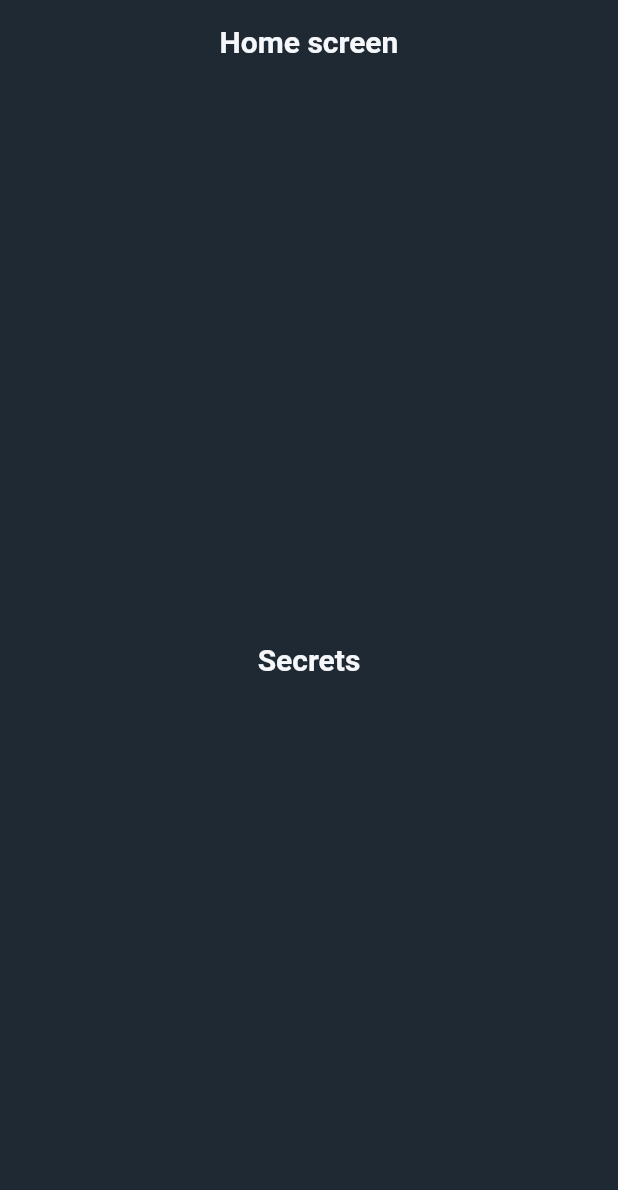
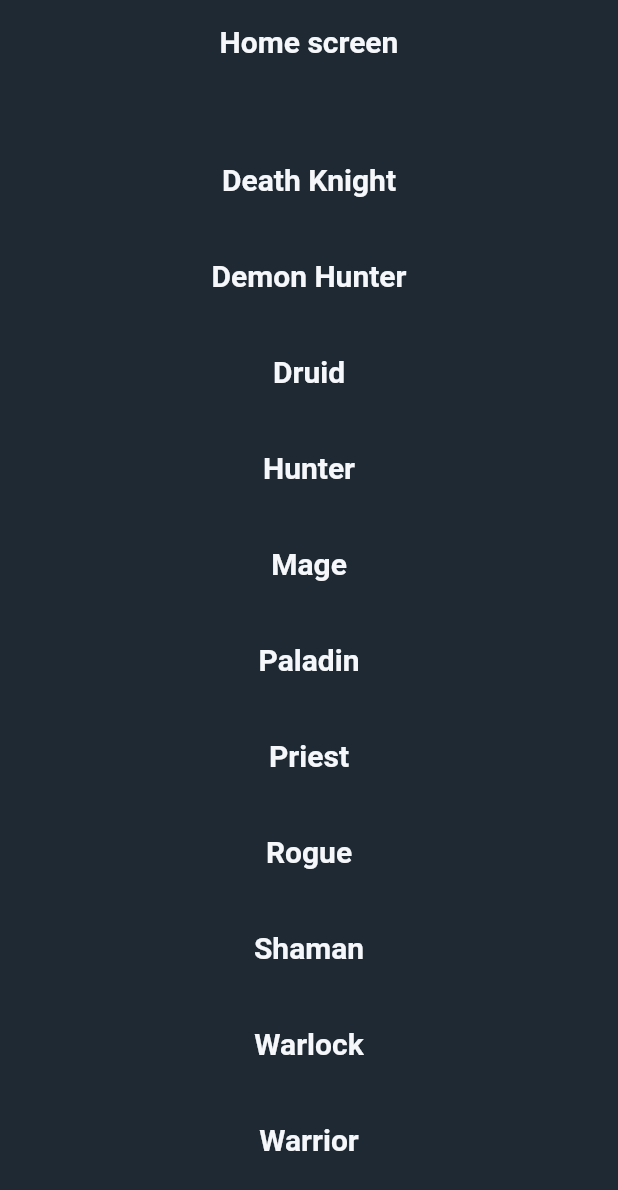
Before and after one commit to ImportAd/HsHelper, a Flutter app: the screen it shows after launch, on a phone screen of 412 x 824 dp. Shown: the top 1190 px of the screen. Run offline on Flutter 3.47's test engine with Material 2 defaults, Android fonts, the light colour scheme and no system bars; our stand-ins replace get.

Commit message:
feature(home) changed the structure of the main screen

```diff
--- a/lib/screens/home/home.dart
+++ b/lib/screens/home/home.dart
@@ -1,16 +1,13 @@
 import 'package:flutter/material.dart';
 import 'package:get/get.dart';
 import 'package:hs_helper/config/colors.dart';
-import 'package:hs_helper/screens/home/home_controller.dart';
-import 'package:hs_helper/screens/secrets/secrets.dart';
+import 'package:hs_helper/screens/mage/mage.dart';
 
 class App extends StatelessWidget {
   const App({super.key});
   @override
   Widget build(context) {
     final TextTheme textTheme = Theme.of(context).textTheme;
-    Get.put(Controller());
-
     return Scaffold(
       appBar: AppBar(
         title: Text(
@@ -21,13 +18,90 @@
         elevation: 0,
         centerTitle: true,
       ),
-      body: Center(
-        child: TextButton(
-            child: Text(
-              "Secrets",
-              style: textTheme.headlineLarge,
-            ),
-            onPressed: () => Get.to(const SecretsScreen())),
+      body: Padding(
+        padding: const EdgeInsets.only(top: 40.0, bottom: 40),
+        child: Center(
+          child: Column(
+            children: [
+              TextButton(
+                  child: Text(
+                    "Death Knight",
+                    style: textTheme.headlineLarge,
+                  ),
+                  onPressed: () => Get.to(const MageScreen())),
+              const SizedBox(height: 16),
+              TextButton(
+                  child: Text(
+                    "Demon Hunter",
+                    style: textTheme.headlineLarge,
+                  ),
+                  onPressed: () => Get.to(const MageScreen())),
+              const SizedBox(height: 16),
+              TextButton(
+                  child: Text(
+                    "Druid",
+                    style: textTheme.headlineLarge,
+                  ),
+                  onPressed: () => Get.to(const MageScreen())),
+              const SizedBox(height: 16),
+              TextButton(
+                  child: Text(
+                    "Hunter",
+                    style: textTheme.headlineLarge,
+                  ),
+                  onPressed: () => Get.to(const MageScreen())),
+              const SizedBox(height: 16),
+              TextButton(
+                  child: Text(
+                    "Mage",
+                    style: textTheme.headlineLarge,
+                  ),
+                  onPressed: () => Get.to(const MageScreen())),
+              const SizedBox(height: 16),
+              TextButton(
+                  child: Text(
+                    "Paladin",
+                    style: textTheme.headlineLarge,
+                  ),
+                  onPressed: () => Get.to(const MageScreen())),
+              const SizedBox(height: 16),
+              TextButton(
+                  child: Text(
+                    "Priest",
+                    style: textTheme.headlineLarge,
+                  ),
+                  onPressed: () => Get.to(const MageScreen())),
+              const SizedBox(height: 16),
+              TextButton(
+                  child: Text(
+                    "Rogue",
+                    style: textTheme.headlineLarge,
+                  ),
+                  onPressed: () => Get.to(const MageScreen())),
+              const SizedBox(height: 16),
+              TextButton(
+                  child: Text(
+                    "Shaman",
+                    style: textTheme.headlineLarge,
+                  ),
+                  onPressed: () => Get.to(const MageScreen())),
+              const SizedBox(height: 16),
+              TextButton(
+                  child: Text(
+                    "Warlock",
+                    style: textTheme.headlineLarge,
+                  ),
+                  onPressed: () => Get.to(const MageScreen())),
+              const SizedBox(height: 16),
+              TextButton(
+                  child: Text(
+                    "Warrior",
+                    style: textTheme.headlineLarge,
+                  ),
+                  onPressed: () => Get.to(const MageScreen())),
+            ],
+          ),
+        ),
       ),
     );
   }
```
